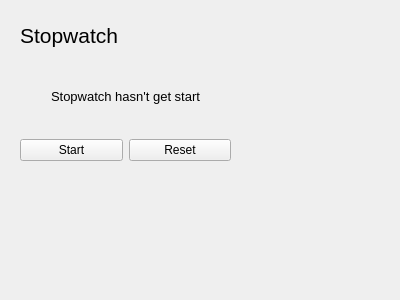
Above: stopwatch.ui from hxabcd/EasyClock before the change. Below: the same form after it.
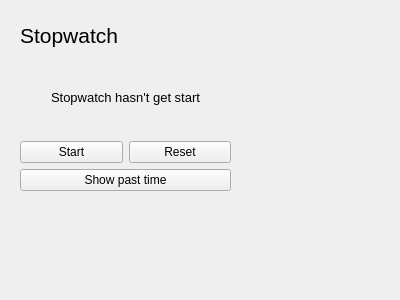
That is the form after the change. Custom widgets are drawn as their Qt base class.

Patch:
```diff
--- a/stopwatch.ui
+++ b/stopwatch.ui
@@ -38,7 +38,7 @@
      <x>20</x>
      <y>60</y>
      <width>211</width>
-     <height>101</height>
+     <height>131</height>
     </rect>
    </property>
    <layout class="QGridLayout" name="gridLayout">
@@ -87,6 +87,13 @@
       </property>
      </widget>
     </item>
+    <item row="3" column="0">
+     <widget class="PushButton" name="buttonShowTime">
+      <property name="text">
+       <string>Show past time</string>
+      </property>
+     </widget>
+    </item>
    </layout>
   </widget>
  </widget>
```
